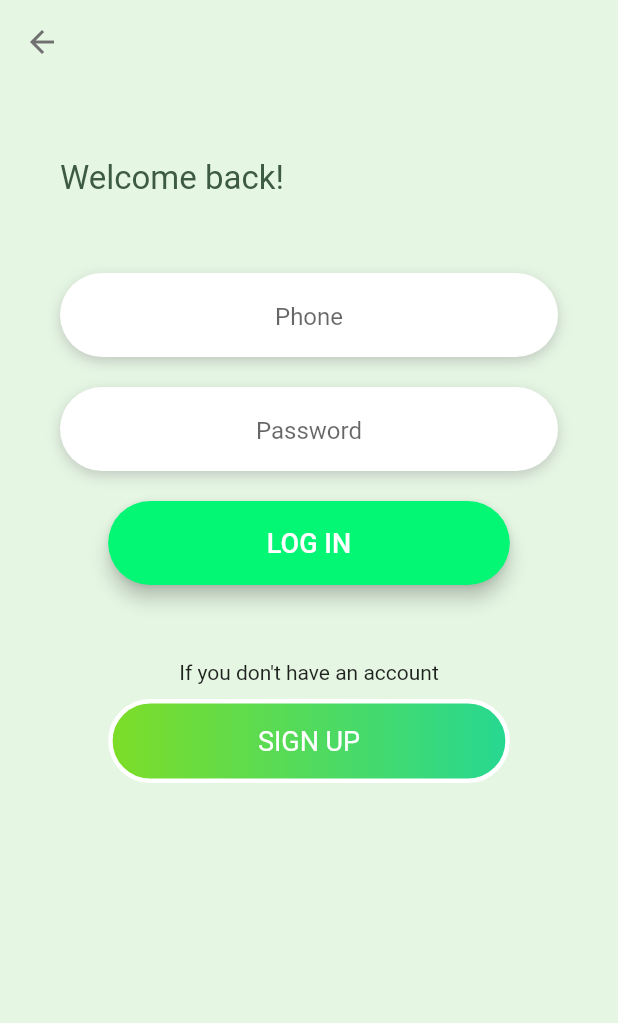
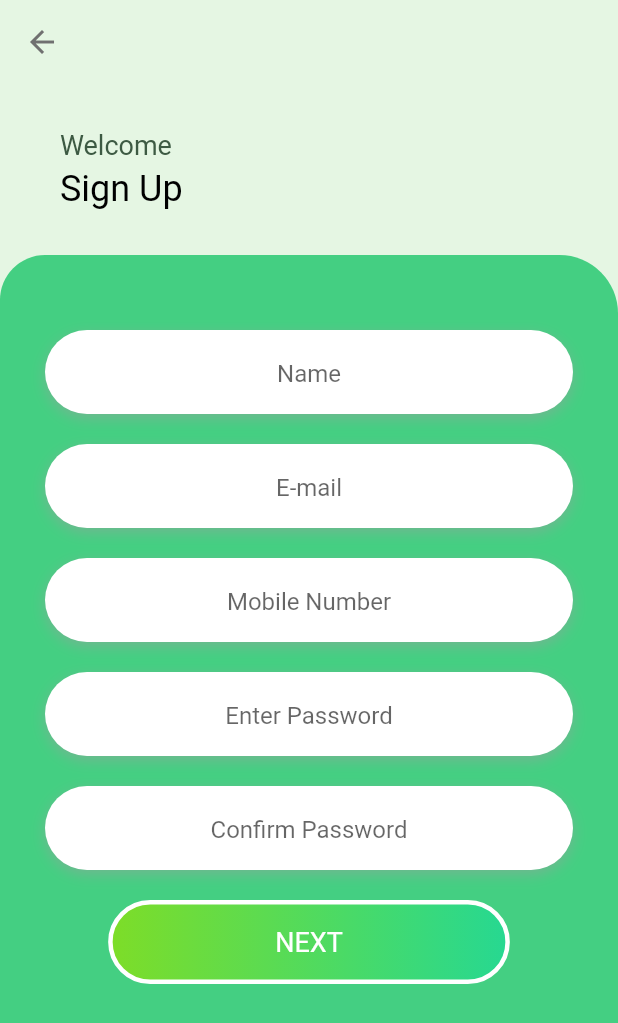
Before and after one commit to dinurymomshad/Heilo, a Flutter app: the screen it shows after launch, after a tap on "SIGN UP", on a phone screen of 412 x 824 dp. Shown: the top 1023 px of the screen. Run offline on Flutter 3.47's test engine with Material 2 defaults, Android fonts, the phone set to English and light mode, and no system bars.

Commit message:
Sign Up Screen Added

```diff
--- a/heilo_test_ui/lib/views/screens/auth/login_screen.dart
+++ b/heilo_test_ui/lib/views/screens/auth/login_screen.dart
@@ -1,8 +1,10 @@
 import 'package:flutter/material.dart';
 import 'package:heilo_test_ui/views/styles.dart';
 import 'package:heilo_test_ui/views/widgets/login_button.dart';
-import 'package:heilo_test_ui/views/widgets/sign_up_button.dart';
+import 'package:heilo_test_ui/views/widgets/gradient_button.dart';
 import 'package:heilo_test_ui/views/widgets/text_field.dart';
+
+import 'sign_up_screen.dart';
 
 class LoginScreen extends StatefulWidget {
   @override
@@ -20,7 +22,10 @@ class _LoginScreenState extends State<LoginScreen> {
         iconTheme: IconThemeData(color: AppColor.dividerColor),
         elevation: 0,
       ),
-      body: Padding(
+      body: SingleChildScrollView(
+        child: Container(
+          height: MediaQuery.of(context).size.height,
+          child: Padding(
             padding: const EdgeInsets.symmetric(horizontal: 40),
             child: Column(
               crossAxisAlignment: CrossAxisAlignment.stretch,
@@ -49,12 +54,20 @@ class _LoginScreenState extends State<LoginScreen> {
                 Row(
                   mainAxisAlignment: MainAxisAlignment.center,
                   children: [
-                SignUpButton(),
+                    GradientButton(
+                      title: "SIGN UP",
+                      onPressed: () =>  Navigator.push(
+                        context,
+                        MaterialPageRoute(builder: (context) => SignUpScreen()),
+                      ),
+                    ),
                   ],
                 ),
               ],
             ),
           ),
+        ),
+      ),
     );
   }
 }
--- /dev/null
+++ b/heilo_test_ui/lib/views/screens/auth/sign_up_screen.dart
@@ -0,0 +1,76 @@
+import 'package:flutter/material.dart';
+import 'package:heilo_test_ui/views/styles.dart';
+import 'package:heilo_test_ui/views/widgets/gradient_button.dart';
+import 'package:heilo_test_ui/views/widgets/text_field.dart';
+
+class SignUpScreen extends StatelessWidget {
+  @override
+  Widget build(BuildContext context) {
+    return Scaffold(
+      backgroundColor: AppColor.backgroundColor,
+      appBar: AppBar(
+        backgroundColor: AppColor.backgroundColor,
+        iconTheme: IconThemeData(color: AppColor.dividerColor),
+        elevation: 0,
+      ),
+      body: SingleChildScrollView(
+        child: Container(
+          height: MediaQuery.of(context).size.height,
+          child: Column(
+            children: [
+              Padding(
+                padding: const EdgeInsets.symmetric(horizontal: 40, vertical: 30),
+                child: Column(
+                  children: [
+                    Align(
+                        alignment: Alignment.centerLeft,
+                        child: Text(
+                          "Welcome",
+                          style: TextStyle(fontSize: 18, color: AppColor.fontColor),
+                        )),
+                    SizedBox(height: 5),
+                    Align(
+                        alignment: Alignment.centerLeft,
+                        child: Text(
+                          "Sign Up",
+                          style: TextStyle(fontSize: 24, color: Colors.black),
+                        )),
+                  ],
+                ),
+              ),
+              Expanded(
+                child: Container(
+                  decoration: BoxDecoration(
+                    color: AppColor.signUpScreenContainerColor,
+                    borderRadius: BorderRadius.only(topLeft: Radius.circular(30), topRight: Radius.circular(39)),
+                  ),
+                  child: Padding(
+                    padding: const EdgeInsets.symmetric(horizontal: 30.0),
+                    child: Column(
+                      children: [
+                        SizedBox(height: 50),
+                        CustomTextField(hints: "Name"),
+                        SizedBox(height: 20),
+                        CustomTextField(hints: "E-mail"),
+                        SizedBox(height: 20),
+                        CustomTextField(hints: "Mobile Number"),
+                        SizedBox(height: 20),
+                        CustomTextField(hints: "Enter Password"),
+                        SizedBox(height: 20),
+                        CustomTextField(hints: "Confirm Password"),
+                        SizedBox(height: 20),
+                        GradientButton(
+                          title: "NEXT",
+                        ),
+                      ],
+                    ),
+                  ),
+                ),
+              )
+            ],
+          ),
+        ),
+      ),
+    );
+  }
+}
--- a/heilo_test_ui/lib/views/styles.dart
+++ b/heilo_test_ui/lib/views/styles.dart
@@ -5,4 +5,5 @@ class AppColor {
   static Color fontColor = Color(0xFF3D5A43);
   static Color dividerColor = Color(0xFF707070);
   static Color loginButtonColor = Color(0xFF04F675);
+  static Color signUpScreenContainerColor = Color(0xFF44CF82);
 }
--- /dev/null
+++ b/heilo_test_ui/lib/views/widgets/gradient_button.dart
@@ -0,0 +1,29 @@
+import 'package:flutter/material.dart';
+import 'package:heilo_test_ui/views/screens/auth/sign_up_screen.dart';
+
+class GradientButton extends StatelessWidget {
+  final String title;
+  final Function onPressed;
+
+  const GradientButton({Key key, this.title, this.onPressed}) : super(key: key);
+
+  @override
+  Widget build(BuildContext context) {
+    return InkWell(
+      onTap: onPressed,
+      child: Container(
+        height: 56,
+        width: MediaQuery.of(context).size.width * 0.65,
+        decoration: BoxDecoration(
+            border: Border.all(color: Colors.white, width: 3),
+            borderRadius: BorderRadius.all(Radius.circular(30)),
+            gradient: LinearGradient(begin: Alignment.centerLeft, end: Alignment.centerRight, colors: [Color(0xFF7EDD27), Color(0xFF26D892)])),
+        child: Center(
+            child: Text(
+          title,
+          style: TextStyle(color: Colors.white, fontSize: 18),
+        )),
+      ),
+    );
+  }
+}
--- a/heilo_test_ui/lib/views/widgets/sign_up_button.dart
+++ /dev/null
@@ -1,28 +0,0 @@
-import 'package:flutter/material.dart';
-
-class SignUpButton extends StatelessWidget {
-  const SignUpButton({
-    Key key,
-  }) : super(key: key);
-
-  @override
-  Widget build(BuildContext context) {
-    return InkWell(
-      onTap: () => print("h"),
-      child: Container(
-        height: 56,
-        width: MediaQuery.of(context).size.width * 0.65,
-        decoration: BoxDecoration(
-            border: Border.all(color: Colors.white, width: 3),
-            borderRadius: BorderRadius.all(Radius.circular(30)),
-            gradient:
-            LinearGradient(begin: Alignment.centerLeft, end: Alignment.centerRight, colors: [Color(0xFF7EDD27), Color(0xFF26D892)])),
-        child: Center(
-            child: Text(
-              "SIGN UP",
-              style: TextStyle(color: Colors.white, fontSize: 18),
-            )),
-      ),
-    );
-  }
-}
```
Lines whose indentation alone changed are shown as unchanged.
